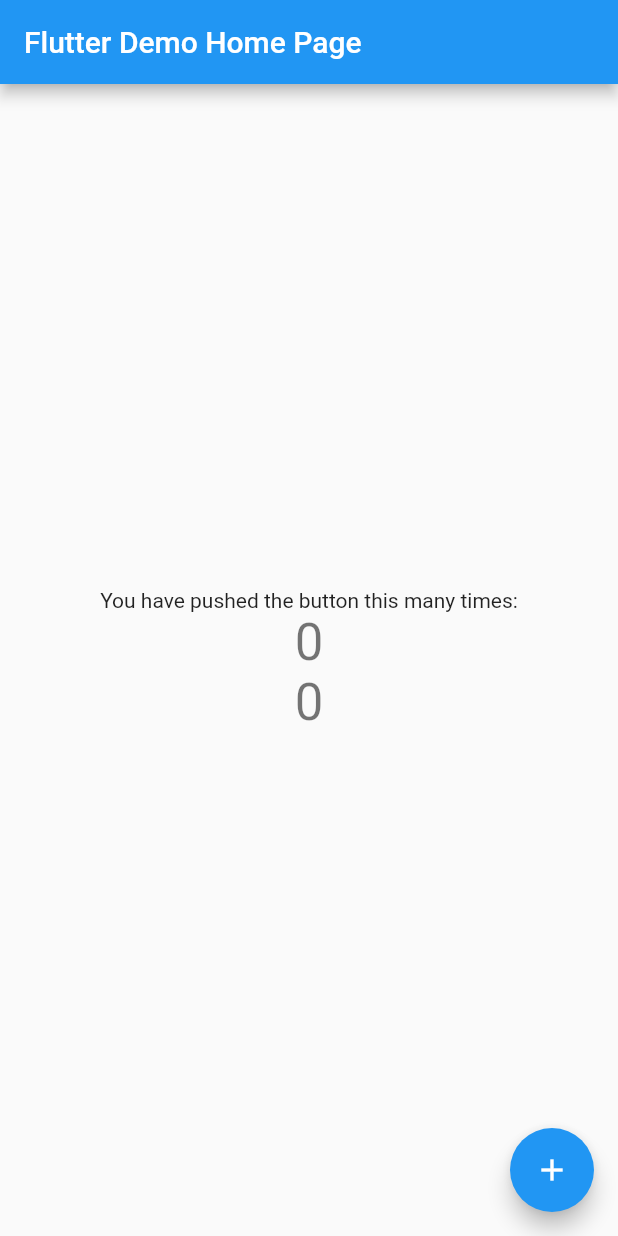
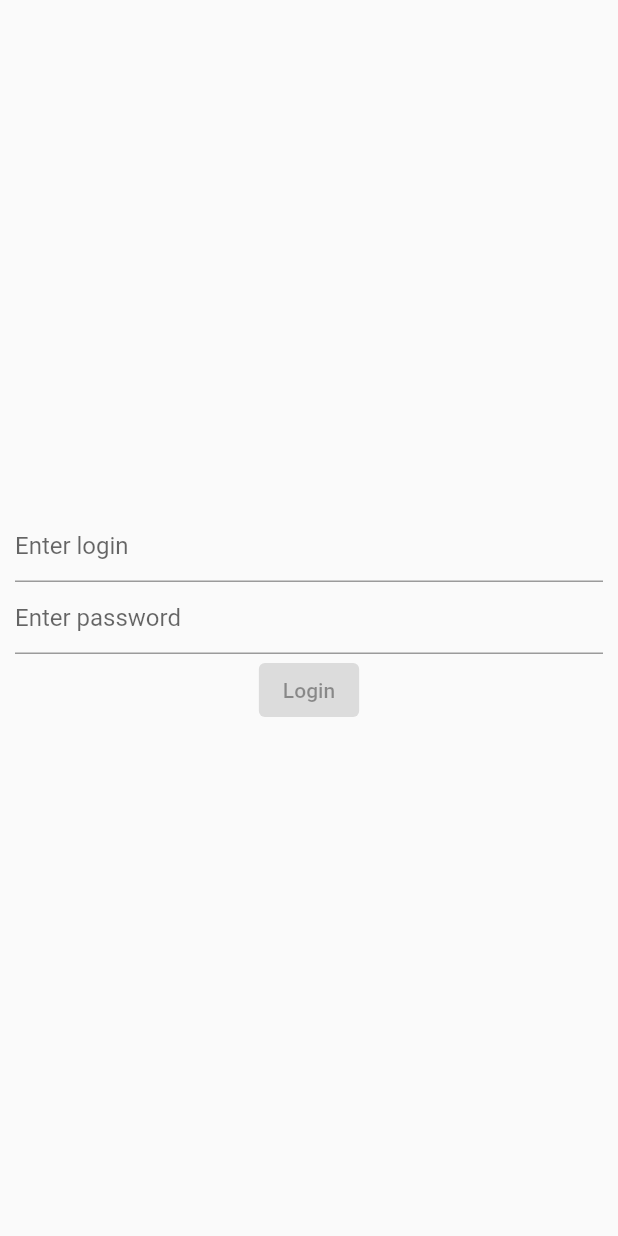
Before and after one commit to G1veng/dd_app_ui, a Flutter app: the screen it shows after launch, on a phone screen of 412 x 824 dp. Run offline on Flutter 3.47's test engine with Material 2 defaults, Android fonts, the phone set to English and light mode, and no system bars; our stand-ins replace shared_preferences.

Commit message:
Add shared_prefs, mvvm type home, loader, auth. Refactoring

```diff
--- /dev/null
+++ b/lib/data/auth_service.dart
@@ -0,0 +1,17 @@
+import 'package:dd_app_ui/internal/config/shared_prefs.dart';
+
+class AuthService {
+  Future auth(String? login, String? password) async {
+    if (login != null && password != null) {
+      SharedPrefs.setStoredAuth(true);
+    }
+  }
+
+  Future<bool> checkAuth() async {
+    return await SharedPrefs.getStoredAuth();
+  }
+
+  Future logout() async {
+    await SharedPrefs.setStoredAuth(null);
+  }
+}
--- a/lib/main.dart
+++ b/lib/main.dart
@@ -1,3 +1,5 @@
+import 'package:dd_app_ui/ui/app_navigator.dart';
+import 'package:dd_app_ui/ui/roots/loader.dart';
 import 'package:flutter/material.dart';
 
 void main() {
@@ -5,115 +7,19 @@
 }
 
 class MyApp extends StatelessWidget {
-  const MyApp({super.key});
+  const MyApp({Key? key}) : super(key: key);
 
-  // This widget is the root of your application.
   @override
   Widget build(BuildContext context) {
     return MaterialApp(
+      navigatorKey: AppNavigator.key,
+      onGenerateRoute: (settings) =>
+          AppNavigator.onGeneratedRoutes(settings, context),
       title: 'Flutter Demo',
       theme: ThemeData(
-        // This is the theme of your application.
-        //
-        // Try running your application with "flutter run". You'll see the
-        // application has a blue toolbar. Then, without quitting the app, try
-        // changing the primarySwatch below to Colors.green and then invoke
-        // "hot reload" (press "r" in the console where you ran "flutter run",
-        // or simply save your changes to "hot reload" in a Flutter IDE).
-        // Notice that the counter didn't reset back to zero; the application
-        // is not restarted.
         primarySwatch: Colors.blue,
       ),
-      home: const MyHomePage(title: 'Flutter Demo Home Page'),
+      home: LoaderWidget.create(),
     );
   }
 }
-
-class MyHomePage extends StatefulWidget {
-  const MyHomePage({super.key, required this.title});
-
-  // This widget is the home page of your application. It is stateful, meaning
-  // that it has a State object (defined below) that contains fields that affect
-  // how it looks.
-
-  // This class is the configuration for the state. It holds the values (in this
-  // case the title) provided by the parent (in this case the App widget) and
-  // used by the build method of the State. Fields in a Widget subclass are
-  // always marked "final".
-
-  final String title;
-
-  @override
-  State<MyHomePage> createState() => _MyHomePageState();
-}
-
-class _MyHomePageState extends State<MyHomePage> {
-  int _counter = 0;
-
-  void _incrementCounter() {
-    setState(() {
-      // This call to setState tells the Flutter framework that something has
-      // changed in this State, which causes it to rerun the build method below
-      // so that the display can reflect the updated values. If we changed
-      // _counter without calling setState(), then the build method would not be
-      // called again, and so nothing would appear to happen.
-      _counter++;
-    });
-  }
-
-  @override
-  Widget build(BuildContext context) {
-    // This method is rerun every time setState is called, for instance as done
-    // by the _incrementCounter method above.
-    //
-    // The Flutter framework has been optimized to make rerunning build methods
-    // fast, so that you can just rebuild anything that needs updating rather
-    // than having to individually change instances of widgets.
-    return Scaffold(
-      appBar: AppBar(
-        // Here we take the value from the MyHomePage object that was created by
-        // the App.build method, and use it to set our appbar title.
-        title: Text(widget.title),
-      ),
-      body: Center(
-        // Center is a layout widget. It takes a single child and positions it
-        // in the middle of the parent.
-        child: Column(
-          // Column is also a layout widget. It takes a list of children and
-          // arranges them vertically. By default, it sizes itself to fit its
-          // children horizontally, and tries to be as tall as its parent.
-          //
-          // Invoke "debug painting" (press "p" in the console, choose the
-          // "Toggle Debug Paint" action from the Flutter Inspector in Android
-          // Studio, or the "Toggle Debug Paint" command in Visual Studio Code)
-          // to see the wireframe for each widget.
-          //
-          // Column has various properties to control how it sizes itself and
-          // how it positions its children. Here we use mainAxisAlignment to
-          // center the children vertically; the main axis here is the vertical
-          // axis because Columns are vertical (the cross axis would be
-          // horizontal).
-          mainAxisAlignment: MainAxisAlignment.center,
-          children: <Widget>[
-            const Text(
-              'You have pushed the button this many times:',
-            ),
-            Text(
-              '$_counter',
-              style: Theme.of(context).textTheme.headline4,
-            ),
-            Text(
-              '$_counter',
-              style: Theme.of(context).textTheme.headline4,
-            ),
-          ],
-        ),
-      ),
-      floatingActionButton: FloatingActionButton(
-        onPressed: _incrementCounter,
-        tooltip: 'Increment',
-        child: const Icon(Icons.add),
-      ), // This trailing comma makes auto-formatting nicer for build methods.
-    );
-  }
-}
--- /dev/null
+++ b/lib/ui/app_navigator.dart
@@ -0,0 +1,45 @@
+import 'package:dd_app_ui/ui/roots/auth.dart';
+import 'package:dd_app_ui/ui/roots/home.dart';
+import 'package:dd_app_ui/ui/roots/loader.dart';
+import 'package:flutter/cupertino.dart';
+
+class NavigationRoutes {
+  static const loader = "/";
+  static const auth = "/auth";
+  static const home = "/home";
+}
+
+class AppNavigator {
+  static final key = GlobalKey<NavigatorState>();
+
+  static void toLoader() {
+    key.currentState
+        ?.pushNamedAndRemoveUntil(NavigationRoutes.loader, (route) => false);
+  }
+
+  static void toHome() {
+    key.currentState
+        ?.pushNamedAndRemoveUntil(NavigationRoutes.home, (route) => false);
+  }
+
+  static void toAuth() {
+    key.currentState
+        ?.pushNamedAndRemoveUntil(NavigationRoutes.auth, (route) => false);
+  }
+
+  static Route<dynamic>? onGeneratedRoutes(RouteSettings settings, context) {
+    switch (settings.name) {
+      case NavigationRoutes.loader:
+        return PageRouteBuilder(
+            pageBuilder: ((_, __, ___) => LoaderWidget.create()));
+      case NavigationRoutes.home:
+        return PageRouteBuilder(
+            pageBuilder: (_, __, ___) => HomeWidget.create("home"));
+      case NavigationRoutes.auth:
+        return PageRouteBuilder(
+            pageBuilder: (_, __, ___) => const AuthWidget().create());
+      default:
+        return null;
+    }
+  }
+}
--- /dev/null
+++ b/lib/ui/roots/auth.dart
@@ -0,0 +1,93 @@
+import 'package:dd_app_ui/data/auth_service.dart';
+import 'package:dd_app_ui/ui/app_navigator.dart';
+import 'package:flutter/material.dart';
+import 'package:provider/provider.dart';
+
+class _ViewModelState {
+  final String? password;
+  final String? login;
+
+  _ViewModelState({this.password, this.login});
+
+  _ViewModelState copyWith({String? login, String? password}) {
+    return _ViewModelState(
+      login: login ?? this.login,
+      password: password ?? this.password,
+    );
+  }
+}
+
+class _ViewModel extends ChangeNotifier {
+  var loginTec = TextEditingController();
+  var passwordTec = TextEditingController();
+  final _authService = AuthService();
+
+  var _state = _ViewModelState();
+  _ViewModelState get state => _state;
+  set state(_ViewModelState val) {
+    _state = val;
+    notifyListeners();
+  }
+
+  BuildContext context;
+  _ViewModel({required this.context}) {
+    loginTec.addListener(() {
+      state = state.copyWith(login: loginTec.text);
+    });
+    passwordTec.addListener(() {
+      state = state.copyWith(password: passwordTec.text);
+    });
+  }
+
+  bool checkFields() {
+    return (state.login?.isNotEmpty ?? false) &&
+        (state.password?.isNotEmpty ?? false);
+  }
+
+  void login() async {
+    await _authService
+        .auth(state.login, state.password)
+        .then((value) => AppNavigator.toLoader());
+  }
+}
+
+class AuthWidget extends StatelessWidget {
+  const AuthWidget({Key? key}) : super(key: key);
+
+  @override
+  Widget build(BuildContext context) {
+    var viewModel = context.watch<_ViewModel>();
+
+    return Scaffold(
+        body: Center(
+            child: Padding(
+                padding: const EdgeInsets.all(10.0),
+                child: Column(
+                  mainAxisAlignment: MainAxisAlignment.center,
+                  children: [
+                    TextField(
+                      controller: viewModel.loginTec,
+                      decoration:
+                          const InputDecoration(hintText: "Enter login"),
+                    ),
+                    TextField(
+                      obscureText: true,
+                      controller: viewModel.passwordTec,
+                      decoration:
+                          const InputDecoration(hintText: "Enter password"),
+                    ),
+                    ElevatedButton(
+                      onPressed:
+                          viewModel.checkFields() ? viewModel.login : null,
+                      child: const Text("Login"),
+                    ),
+                  ],
+                ))));
+  }
+
+  Widget create() => ChangeNotifierProvider<_ViewModel>(
+        create: (context) => _ViewModel(context: context),
+        lazy: false,
+        child: const AuthWidget(),
+      );
+}
--- a/pubspec.yaml
+++ b/pubspec.yaml
@@ -36,6 +36,8 @@
   # The following adds the Cupertino Icons font to your application.
   # Use with the CupertinoIcons class for iOS style icons.
   cupertino_icons: ^1.0.2
+  shared_preferences: ^2.0.15
+  provider: ^6.0.4
 
 dev_dependencies:
   flutter_test:
```
Also changed, not shown: lib/internal/config/shared_prefs.dart (added, +19 -0 lines), lib/ui/roots/home.dart (added, +84 -0 lines), lib/ui/roots/loader.dart (added, +40 -0 lines), pubspec.lock, 1 other file.
